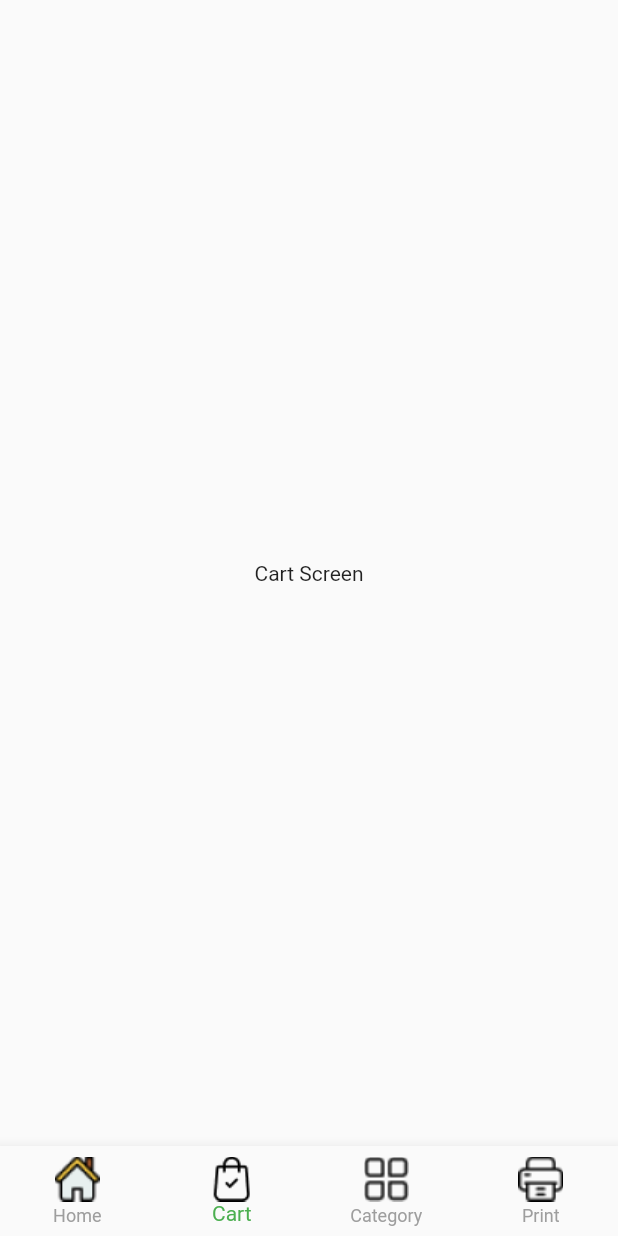
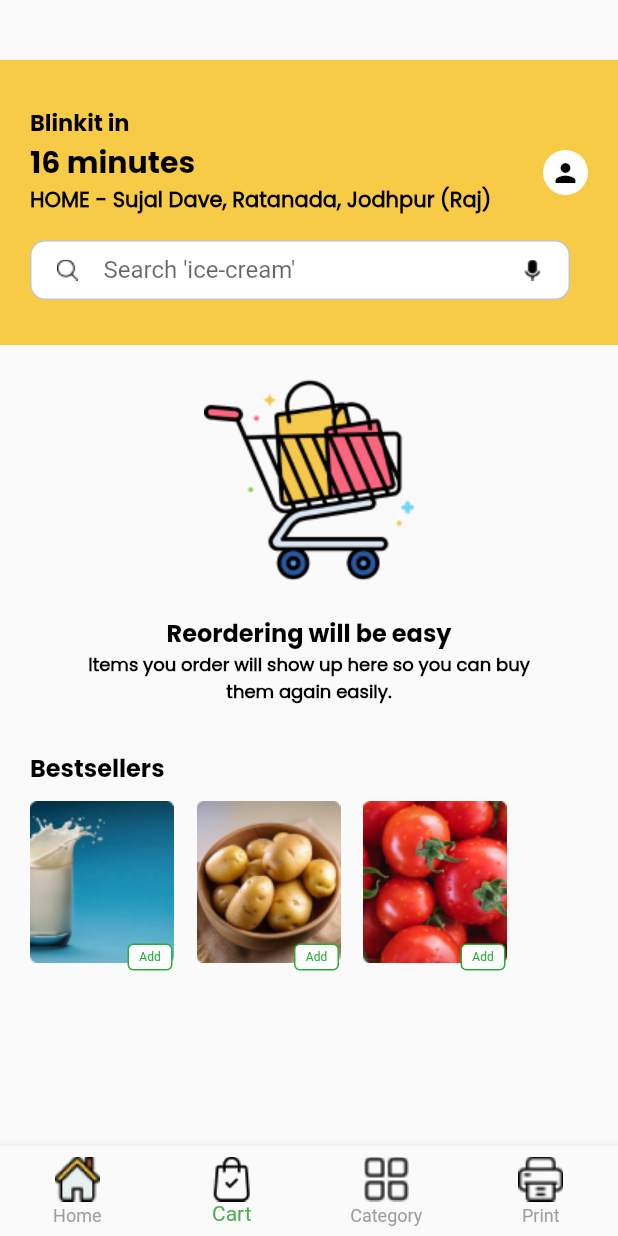
Before and after one commit to SohamBhattacharjee2003/Blinkit-Clone, a Flutter app: the BottomNavScreen screen opened directly, item 2 of the bottom bar chosen, on a phone screen of 412 x 824 dp. Run offline on Flutter 3.47's test engine with Material 3 defaults, Android fonts, the phone set to English and light mode, and no system bars.

Commit message:
Cart Page UI Complete

```diff
--- a/lib/reposistory/screens/bottomnavbar/bottomnavscreen.dart
+++ b/lib/reposistory/screens/bottomnavbar/bottomnavscreen.dart
@@ -17,7 +17,7 @@ class _BottomNavScreenState extends State<BottomNavScreen> {
 
   List<Widget> pages = [
     const HomeScreen(),
-    const CartScreen(),
+    CartScreen(),
     CategoryScreen(),
     const PrintScreen(),
   ];
--- a/lib/reposistory/screens/cart/cartscreen.dart
+++ b/lib/reposistory/screens/cart/cartscreen.dart
@@ -1,10 +1,156 @@
+import 'package:my_app/reposistory/widgets/uihelper.dart';
 import 'package:flutter/material.dart';
 
 class CartScreen extends StatelessWidget {
-  const CartScreen({super.key});
-
+  final TextEditingController searchController = TextEditingController();
   @override
   Widget build(BuildContext context) {
-    return Scaffold(body: Center(child: Text('Cart Screen')));
+    return Scaffold(
+      body: Column(
+        children: [
+          SizedBox(height: 40),
+
+          Stack(
+            children: [
+              Container(
+                height: 190,
+                width: double.infinity,
+                color: Color(0XFFF7CB45),
+                child: Column(
+                  children: [
+                    SizedBox(height: 30),
+                    Row(
+                      children: [
+                        SizedBox(width: 20),
+                        UiHelper.CustomText(
+                          text: "Blinkit in",
+                          color: Color(0XFF000000),
+                          fontWeight: FontWeight.bold,
+                          fontsize: 15,
+                          fontfamily: "bold",
+                        ),
+                      ],
+                    ),
+                    Row(
+                      children: [
+                        SizedBox(width: 20),
+                        UiHelper.CustomText(
+                          text: "16 minutes",
+                          color: Color(0XFF000000),
+                          fontWeight: FontWeight.bold,
+                          fontsize: 20,
+                          fontfamily: "bold",
+                        ),
+                      ],
+                    ),
+                    Row(
+                      children: [
+                        SizedBox(width: 20),
+                        UiHelper.CustomText(
+                          text: "HOME ",
+                          color: Color(0XFF000000),
+                          fontWeight: FontWeight.bold,
+                          fontsize: 14,
+                        ),
+                        UiHelper.CustomText(
+                          text: "- Sujal Dave, Ratanada, Jodhpur (Raj)",
+                          color: Color(0XFF000000),
+                          fontWeight: FontWeight.bold,
+                          fontsize: 14,
+                        ),
+                      ],
+                    ),
+                  ],
+                ),
+              ),
+              Positioned(
+                right: 20,
+                bottom: 100,
+                child: CircleAvatar(
+                  radius: 15,
+                  backgroundColor: Colors.white,
+                  child: Icon(Icons.person, color: Colors.black, size: 20),
+                ),
+              ),
+              Positioned(
+                bottom: 30,
+                left: 20,
+                child: UiHelper.CustomTextField(controller: searchController),
+              ),
+            ],
+          ),
+          SizedBox(height: 20),
+          UiHelper.CustomImage(img: "cart.png"),
+          SizedBox(height: 20),
+          UiHelper.CustomText(
+            text: "Reordering will be easy",
+            color: Color(0XFF000000),
+            fontWeight: FontWeight.bold,
+            fontsize: 16,
+            fontfamily: "bold",
+          ),
+          UiHelper.CustomText(
+            text: "Items you order will show up here so you can buy",
+            color: Color(0XFF000000),
+            fontWeight: FontWeight.bold,
+            fontsize: 12,
+          ),
+          UiHelper.CustomText(
+            text: "them again easily.",
+            color: Color(0XFF000000),
+            fontWeight: FontWeight.bold,
+            fontsize: 12,
+          ),
+          SizedBox(height: 30),
+          Row(
+            children: [
+              SizedBox(width: 20),
+              UiHelper.CustomText(
+                text: "Bestsellers",
+                color: Color(0XFF000000),
+                fontWeight: FontWeight.bold,
+                fontsize: 16,
+                fontfamily: "bold",
+              ),
+            ],
+          ),
+          SizedBox(height: 10),
+          Row(
+            children: [
+              SizedBox(width: 20),
+              Stack(
+                children: [
+                  UiHelper.CustomImage(img: "milk.png"),
+                  Padding(
+                    padding: EdgeInsets.only(top: 95, left: 65),
+                    child: UiHelper.CustomButton(() {}),
+                  ),
+                ],
+              ),
+              SizedBox(width: 15),
+              Stack(
+                children: [
+                  UiHelper.CustomImage(img: "potato.png"),
+                  Padding(
+                    padding: EdgeInsets.only(top: 95, left: 65),
+                    child: UiHelper.CustomButton(() {}),
+                  ),
+                ],
+              ),
+              SizedBox(width: 15),
+              Stack(
+                children: [
+                  UiHelper.CustomImage(img: "tomato.png"),
+                  Padding(
+                    padding: EdgeInsets.only(top: 95, left: 65),
+                    child: UiHelper.CustomButton(() {}),
+                  ),
+                ],
+              ),
+            ],
+          ),
+        ],
+      ),
+    );
   }
 }
```
